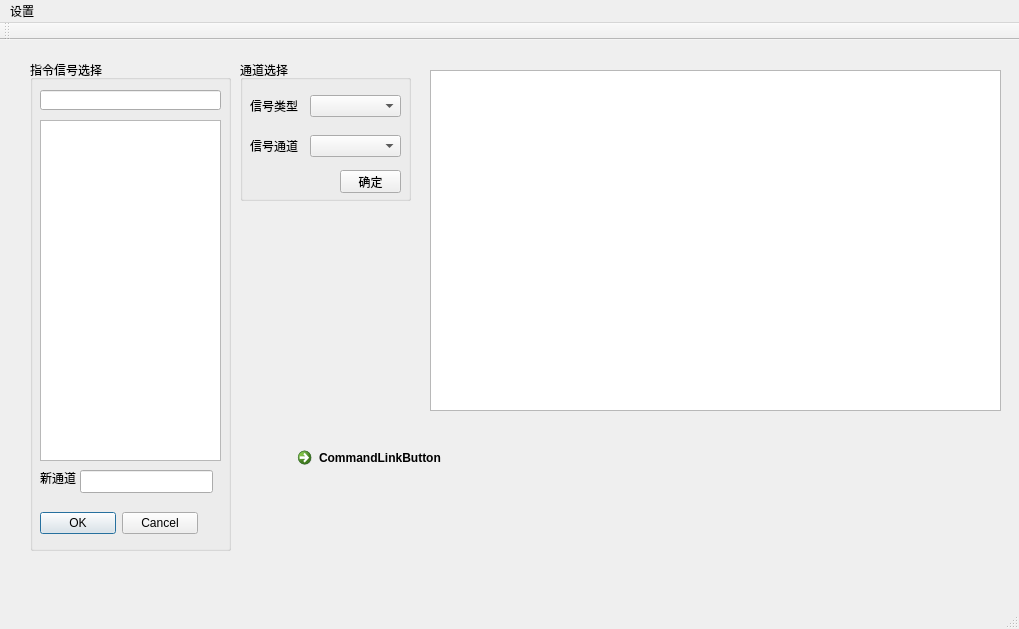
This is cmdsimmw.ui in CarnationTL/cmd_sim as Qt 5 draws it before an edit. The edited form follows.
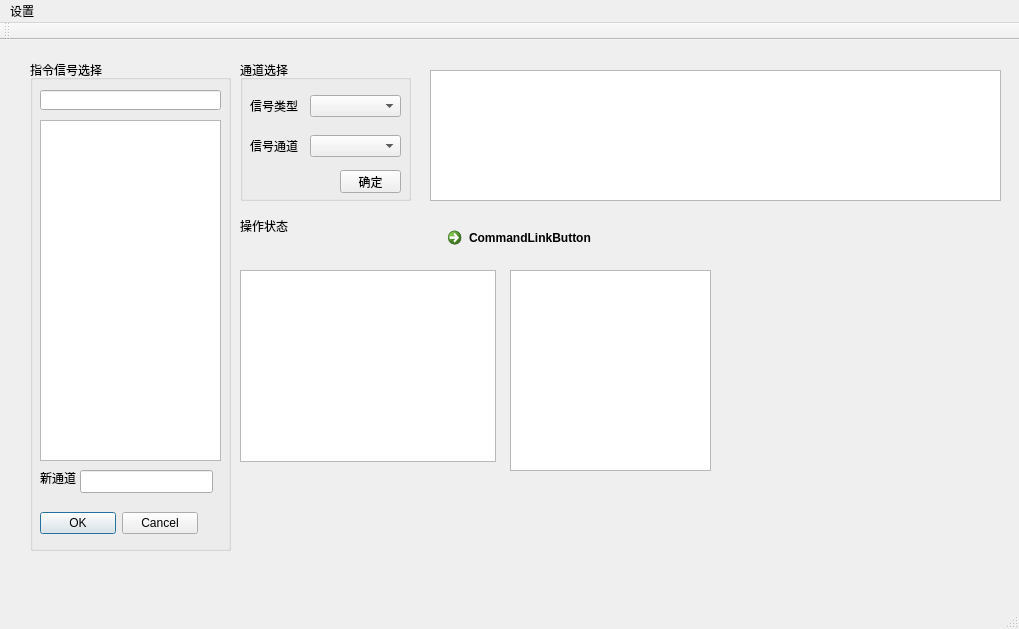
This is the edited form.

The edit to the form file:
```diff
--- a/cmdsimmw.ui
+++ b/cmdsimmw.ui
@@ -224,7 +224,7 @@
       <x>430</x>
       <y>30</y>
       <width>571</width>
-      <height>341</height>
+      <height>131</height>
      </rect>
     </property>
     <property name="styleSheet">
@@ -240,8 +240,8 @@
    <widget class="QCommandLinkButton" name="commandLinkButton">
     <property name="geometry">
      <rect>
-      <x>290</x>
-      <y>400</y>
+      <x>440</x>
+      <y>180</y>
       <width>168</width>
       <height>41</height>
      </rect>
@@ -250,6 +250,42 @@
      <string>CommandLinkButton</string>
     </property>
    </widget>
+   <widget class="QLabel" name="label">
+    <property name="geometry">
+     <rect>
+      <x>240</x>
+      <y>180</y>
+      <width>54</width>
+      <height>12</height>
+     </rect>
+    </property>
+    <property name="styleSheet">
+     <string notr="true">font: 9pt &quot;微软雅黑&quot;;</string>
+    </property>
+    <property name="text">
+     <string>操作状态</string>
+    </property>
+   </widget>
+   <widget class="QTextBrowser" name="textBrowser">
+    <property name="geometry">
+     <rect>
+      <x>240</x>
+      <y>230</y>
+      <width>256</width>
+      <height>192</height>
+     </rect>
+    </property>
+   </widget>
+   <widget class="QPlainTextEdit" name="plainTextEdit">
+    <property name="geometry">
+     <rect>
+      <x>510</x>
+      <y>230</y>
+      <width>201</width>
+      <height>201</height>
+     </rect>
+    </property>
+   </widget>
    <zorder>groupBox</zorder>
    <zorder>gBox_sig_sel</zorder>
    <zorder>layoutWidget</zorder>
```
Left out of the diff: 5 changed lines with no effect on the pictures.
